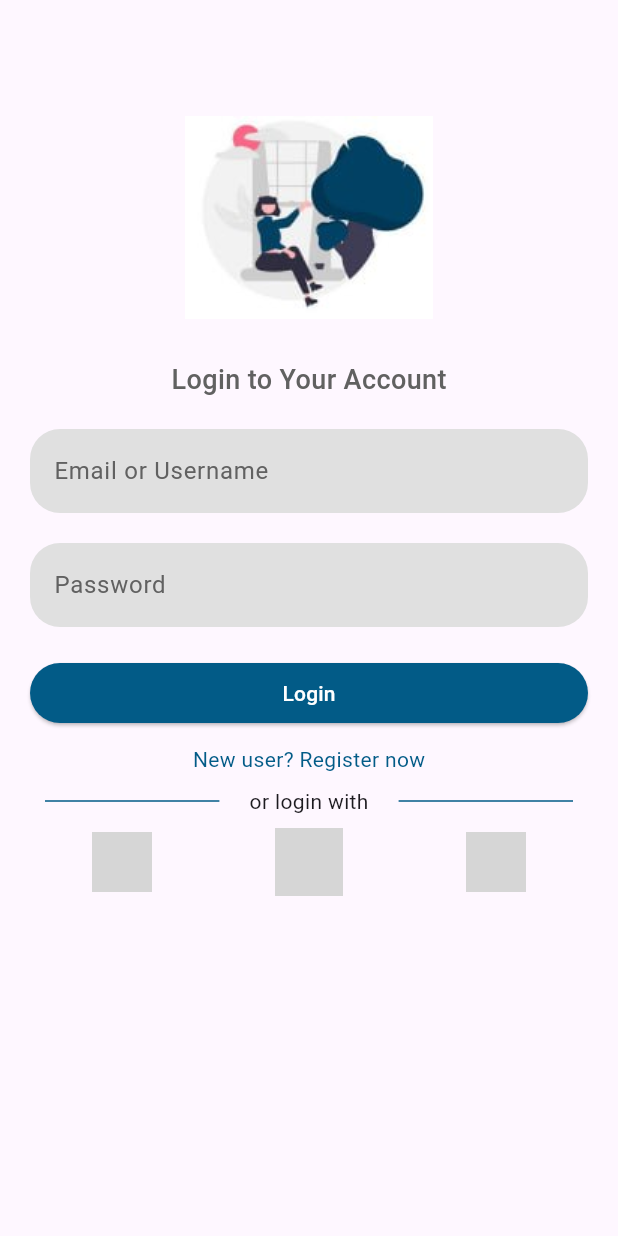
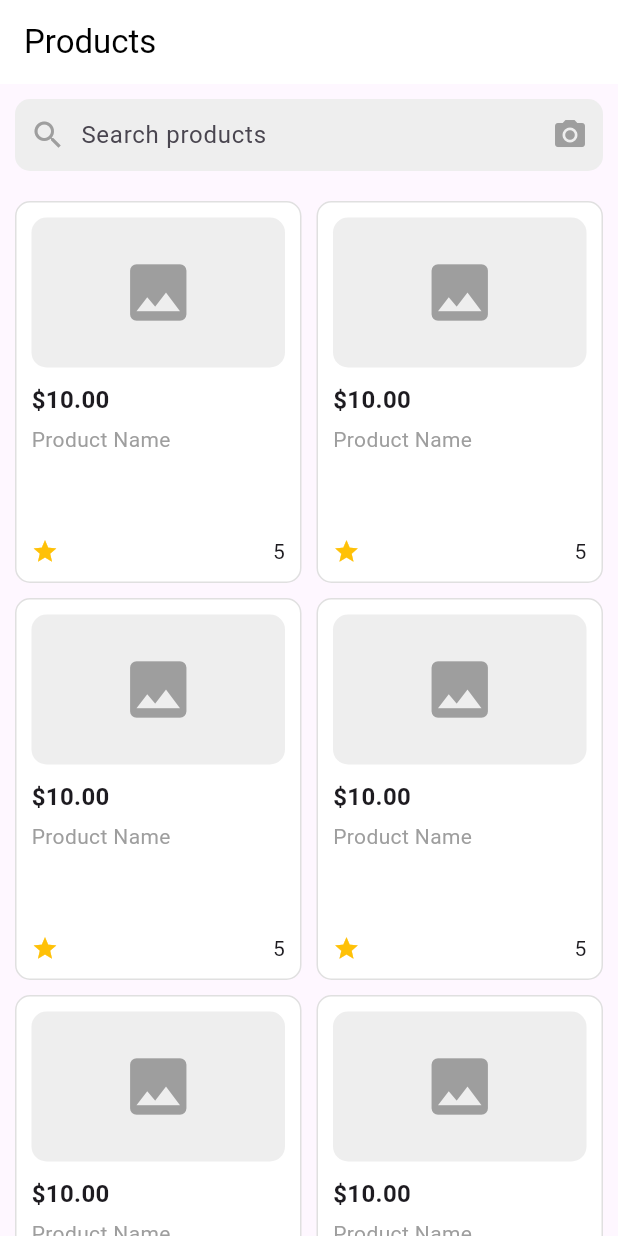
Before and after one commit to ChetSovisoth/flutter_lab, a Flutter app: the screen it shows after launch, on a phone screen of 412 x 824 dp. Run offline on Flutter 3.47's test engine with Material 3 defaults, Android fonts, the phone set to English and light mode, and no system bars; missing offline and left inert: dart:ffi; grey boxes are pictures that could not be loaded.

Commit message:
product page

```diff
--- a/lib/main.dart
+++ b/lib/main.dart
@@ -1,5 +1,6 @@
 import 'package:flutter/material.dart';
-import 'package:lab/login_view.dart';
+// import 'package:lab/login_view.dart';
+import 'package:lab/product/product_view.dart';
 
 void main() {
   runApp(const MyApp());
@@ -14,7 +15,7 @@ class MyApp extends StatelessWidget {
     return const MaterialApp(
       title: 'Flutter Demo',
       debugShowCheckedModeBanner: false,
-      home: LoginView()
+      home: ProductView()
     );
   }
 }
--- /dev/null
+++ b/lib/product/fetch_product.dart
@@ -0,0 +1,45 @@
+import 'dart:ffi';
+
+class Product {
+  final String id;
+  final String sku;
+  final String name;
+  final String description;
+  final String image;
+  final int price;
+  final Float rating;
+
+  const Product({
+    required this.id,
+    required this.sku,
+    required this.name,
+    required this.description,
+    required this.image,
+    required this.price,
+    required this.rating,
+  });
+
+  factory Product.fromJson(Map<String, dynamic> json) {
+    return switch (json) {
+      {
+        'id': String id,
+        'sku': String sku,
+        'name': String name,
+        'description': String description,
+        'image': String image,
+        'price': int price,
+        'rating': Float rating,
+      } =>
+        Product(
+          id: id,
+          sku: sku,
+          name: name,
+          description: description,
+          image: image,
+          price: price,
+          rating: rating,
+        ),
+      _ => throw const FormatException('Failed to load product.'),
+    };
+  }
+}
--- /dev/null
+++ b/lib/product/product_card.dart
@@ -0,0 +1,59 @@
+import 'package:flutter/material.dart';
+
+
+class ProductCard extends StatelessWidget {
+  const ProductCard({super.key});
+
+  @override
+  Widget build(BuildContext context) {
+    return Container(
+      padding: const EdgeInsets.all(10),
+      decoration: BoxDecoration(
+        color: Colors.white,
+        borderRadius: BorderRadius.circular(10),
+        border: Border.all(color: Colors.grey[300]!),
+      ),
+      child: Column(
+        crossAxisAlignment: CrossAxisAlignment.start,
+        children: [
+          // Product Image Placeholder
+          Container(
+            height: 100,
+            decoration: BoxDecoration(
+              color: Colors.grey[200],
+              borderRadius: BorderRadius.circular(10),
+            ),
+            child: const Center(
+              child: Icon(Icons.image, size: 50, color: Colors.grey),
+            ),
+          ),
+          const SizedBox(height: 10),
+          // Product Details
+          const Text(
+            '\$10.00',
+            style: TextStyle(
+              fontWeight: FontWeight.bold,
+              fontSize: 16,
+            ),
+          ),
+          const SizedBox(height: 5),
+          const Text(
+            'Product Name',
+            style: TextStyle(color: Colors.grey, fontSize: 14),
+          ),
+          const Spacer(),
+          const Row(
+            mainAxisAlignment: MainAxisAlignment.spaceBetween,
+            children: [
+              Icon(Icons.star, color: Colors.amber, size: 18),
+              Text(
+                '5',
+                style: TextStyle(fontSize: 14),
+              ),
+            ],
+          ),
+        ],
+      ),
+    );
+  }
+}
--- /dev/null
+++ b/lib/product/product_view.dart
@@ -0,0 +1,66 @@
+import 'package:flutter/material.dart';
+import 'package:lab/product/product_card.dart';
+
+class ProductView extends StatelessWidget {
+  const ProductView({super.key});
+
+  @override
+  Widget build(BuildContext context) {
+    return Scaffold(
+      appBar: AppBar(
+        title: const Text('Products'),
+        backgroundColor: Colors.white,
+        foregroundColor: Colors.black,
+        elevation: 0,
+      ),
+      body: SingleChildScrollView(
+        child: Padding(
+          padding: const EdgeInsets.all(10.0),
+          child: Column(
+            children: [
+              // Search Bar
+              Container(
+                padding: const EdgeInsets.symmetric(horizontal: 10),
+                decoration: BoxDecoration(
+                  color: Colors.grey[200],
+                  borderRadius: BorderRadius.circular(10),
+                ),
+                child: const Row(
+                  children: [
+                    Icon(Icons.search, color: Colors.grey),
+                    SizedBox(width: 10),
+                    Expanded(
+                      child: TextField(
+                        decoration: InputDecoration(
+                          border: InputBorder.none,
+                          hintText: 'Search products',
+                        ),
+                      ),
+                    ),
+                    Icon(Icons.camera_alt, color: Colors.grey),
+                  ],
+                ),
+              ),
+              const SizedBox(height: 20),
+              // Product Grid
+              GridView.builder(
+                physics: const NeverScrollableScrollPhysics(), // Prevent GridView scrolling independently
+                shrinkWrap: true, // Let GridView take only the necessary height
+                gridDelegate: const SliverGridDelegateWithFixedCrossAxisCount(
+                  crossAxisCount: 2,
+                  crossAxisSpacing: 10,
+                  mainAxisSpacing: 10,
+                  childAspectRatio: 3 / 4,
+                ),
+                itemCount: 20, // Example product count
+                itemBuilder: (context, index) {
+                  return const ProductCard();
+                },
+              ),
+            ],
+          ),
+        ),
+      ),
+    );
+  }
+}
--- a/pubspec.yaml
+++ b/pubspec.yaml
@@ -36,6 +36,7 @@ dependencies:
   # Use with the CupertinoIcons class for iOS style icons.
   cupertino_icons: ^1.0.8
   get: ^4.6.6
+  http: ^1.2.2
 
 dev_dependencies:
   flutter_test:
```
Also changed, not shown: pubspec.lock, 1 other file.
